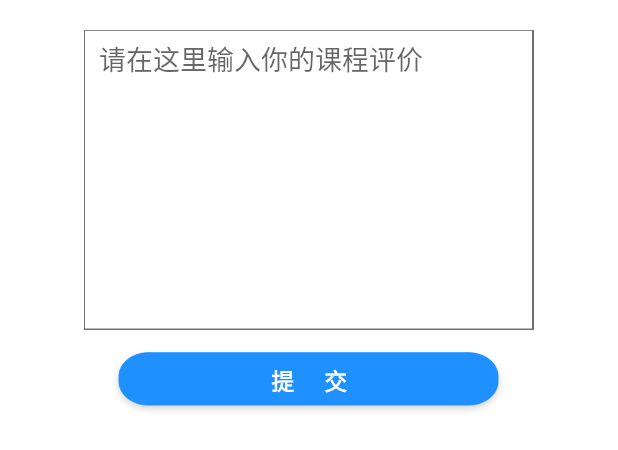
After one commit to fiveobj/student, an Android app: the layout evaluate_layout.xml on its own in the app's theme, with its tools: preview values and no code run, on a phone screen of 412 x 824 dp. The commit adds this screen. Shown: the top 450 px of the screen. Run offline under Robolectric (Android 15) with nearby library versions, the phone set to English and light mode, and no system bars.

Commit message:
通知弹出窗口、提交评价弹出窗口实现

```diff
--- a/app/src/main/java/com/example/student/course/documentFragment.java
+++ b/app/src/main/java/com/example/student/course/documentFragment.java
@@ -108,13 +108,15 @@ public class documentFragment extends android.app.Fragment {
         expand.setOnGroupCollapseListener(new ExpandableListView.OnGroupCollapseListener() {
             @Override
             public void onGroupCollapse(int groupPosition) {
-                Toast.makeText(getActivity(),"折叠了--"+groupStrings[groupPosition],Toast.LENGTH_SHORT).show();
+                //Toast.makeText(getActivity(),"折叠了--"+groupStrings[groupPosition],Toast.LENGTH_SHORT).show();
+
             }
         });
         expand.setOnGroupExpandListener(new ExpandableListView.OnGroupExpandListener() {
             @Override
             public void onGroupExpand(int groupPosition) {
-                Toast.makeText(getActivity(),"展开了--"+groupStrings[groupPosition],Toast.LENGTH_SHORT).show();
+                //Toast.makeText(getActivity(),"展开了--"+groupStrings[groupPosition],Toast.LENGTH_SHORT).show();
+
             }
         });
         return view;
--- /dev/null
+++ b/app/src/main/res/layout/evaluate_layout.xml
@@ -0,0 +1,36 @@
+<?xml version="1.0" encoding="utf-8"?>
+<RelativeLayout xmlns:android="http://schemas.android.com/apk/res/android"
+    android:layout_width="match_parent"
+    android:layout_height="match_parent">
+    <EditText
+        android:id="@+id/evaluate_edit"
+        android:layout_width="300dp"
+        android:layout_height="200dp"
+        android:layout_centerHorizontal="true"
+        android:layout_marginTop="20dp"
+        android:hint="请在这里输入你的课程评价"
+        android:background="@mipmap/jobdit"
+        android:paddingLeft="10dp"
+        android:paddingTop="5dp"
+        android:gravity="fill_horizontal"
+        />
+    <ImageButton
+        android:id="@+id/evaluate_ib"
+        android:layout_width="wrap_content"
+        android:layout_height="50dp"
+        android:layout_centerHorizontal="true"
+        android:layout_marginTop="230dp"
+        android:background="#00FFFFFF"
+        android:scaleType="fitXY"
+        android:src="@mipmap/login_login_backg" />
+
+    <TextView
+        android:layout_width="wrap_content"
+        android:layout_height="wrap_content"
+        android:layout_marginTop="242dp"
+        android:layout_centerHorizontal="true"
+        android:text="提     交"
+        android:textSize="15sp"
+        android:textStyle="bold"
+        android:textColor="#FFFFFF"/>
+</RelativeLayout>
--- a/app/src/main/res/layout/fragment_detail.xml
+++ b/app/src/main/res/layout/fragment_detail.xml
@@ -258,6 +258,7 @@
     </RatingBar>
 
     <ImageButton
+        android:id="@+id/evaluate_ib"
         android:layout_width="70dp"
         android:layout_height="40dp"
         android:layout_marginLeft="285dp"
```
Also changed, not shown: app/src/main/AndroidManifest.xml (+8 -16 lines), app/src/main/java/com/example/student/course/detailFragment.java (+26 -2 lines), app/src/main/java/com/example/student/course/informActivity.java (+52 -0 lines), app/src/main/java/com/example/student/course/jobsubmitActivity.java (+8 -0 lines), app/src/main/java/com/example/student/course/stucourceActivity.java (+16 -3 lines), app/src/main/java/com/example/student/customclass/evaluateDialog.java (added, +84 -0 lines), app/src/main/java/com/example/student/customclass/formDialog.java (added, +96 -0 lines), app/src/main/res/layout/activity_inform.xml (+16 -0 lines), app/src/main/res/layout/inform_detail_layout.xml (added, +39 -0 lines), app/src/main/res/mipmap-xxhdpi/close.png (added).
